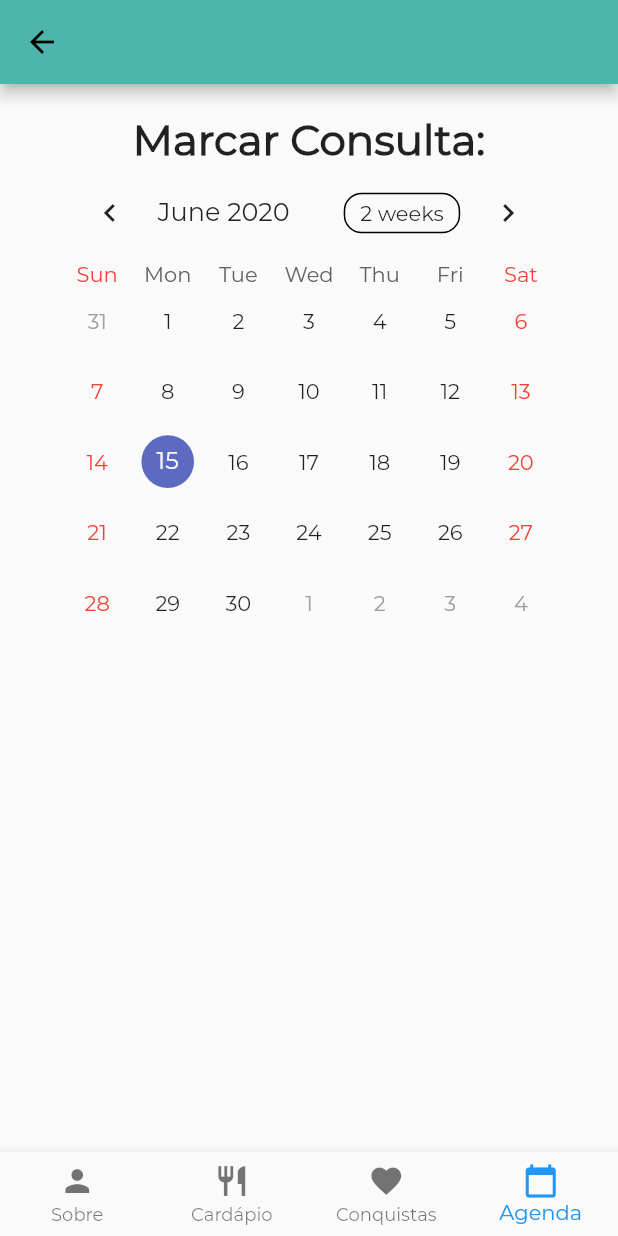
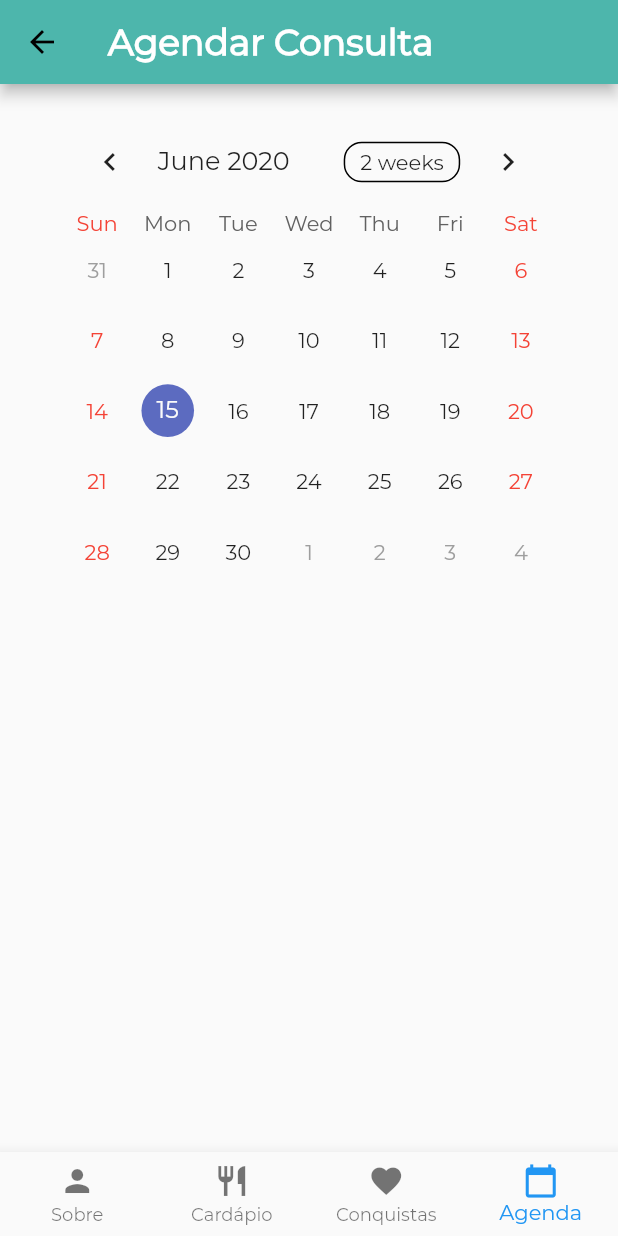
Before and after one commit to danipishinin/flutter-reeducacao-alimentar, a Flutter app: the MenuRodape screen opened directly, item 4 of the bottom bar chosen, on a phone screen of 412 x 824 dp. Run offline on Flutter 3.47's test engine with Material 2 defaults, Android fonts, the phone set to English and light mode, and no system bars; drawn by our look-alikes of table_calendar.

Commit message:
titulos appbar

```diff
--- a/lib/components/menuRodape.dart
+++ b/lib/components/menuRodape.dart
@@ -5,32 +5,42 @@ import 'package:app_nutricao_gamificada/screens/sobreApp.dart';
 import 'package:flutter/material.dart';
 
 class MenuRodape extends StatefulWidget {
-
   @override
   _MenuRodapeState createState() => _MenuRodapeState();
 }
 
 class _MenuRodapeState extends State<MenuRodape> {
   int _currentIndex = 0;
-  Widget callPage(int currentIndex){
-    switch(currentIndex){
-      case 0: return AboutUs();
-      case 1: return Cardapio();
-      case 2: return Conquistas();
-      case 3: return Agendar();
-      break;
-      default: return MenuRodape();
+
+  List<String> titulo = ['Sobre', 'Cardapio', 'Conquistas', 'Agendar Consulta'];
+
+  Widget callPage(int currentIndex) {
+    switch (currentIndex) {
+      case 0:
+        return AboutUs();
+      case 1:
+        return Cardapio();
+      case 2:
+        return Conquistas();
+      case 3:
+        return Agendar();
+        break;
+      default:
+        return MenuRodape();
     }
   }
 
-
   @override
-
-
   Widget build(BuildContext context) {
     return Scaffold(
         appBar: AppBar(
-          title: Text(''),
+          title: Text(
+            titulo[_currentIndex],
+            style: TextStyle(
+                fontSize: 24,
+                color: Colors.white,
+                fontWeight: FontWeight.bold),
+          ),
         ),
         body: callPage(_currentIndex),
         bottomNavigationBar: BottomNavigationBar(
@@ -38,8 +48,8 @@ class _MenuRodapeState extends State<MenuRodape> {
           type: BottomNavigationBarType.fixed,
           onTap: (value) {
             _currentIndex = value;
-            setState(() {
-            });
+
+            setState(() {});
           },
           items: [
             BottomNavigationBarItem(
--- a/lib/main.dart
+++ b/lib/main.dart
@@ -10,7 +10,7 @@ class BeHealth extends StatelessWidget {
   Widget build(BuildContext context) {
     return MaterialApp(
       debugShowCheckedModeBanner: false,
-      title: 'Projeto Programação em Dispositivos Móveis',
+      title: 'Nutriz',
       theme: ThemeData(
         primaryColor: Colors.teal[300],
         fontFamily: 'Montserrat',
--- a/lib/screens/calendar.dart
+++ b/lib/screens/calendar.dart
@@ -20,7 +20,7 @@ class _AgendarState extends State<Agendar> {
       width: MediaQuery.of(context).size.width * 0.8,
       height: MediaQuery.of(context).size.height * 1,
       child: Column(children: [
-        Text("Marcar Consulta:",style: TextStyle(fontWeight: FontWeight.bold,fontSize: 28),),
+
         TableCalendar(calendarController: _calendar)
       ],),),);
 }
```
